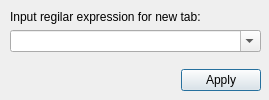
Old version of the form newtabdialog.ui in the repository Kudesnick/regexpterm.
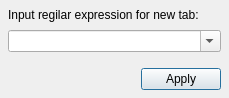
New version of the form.

Commit message: [fix] Верстка диалога

```diff
--- a/newtabdialog.ui
+++ b/newtabdialog.ui
@@ -6,8 +6,8 @@
    <rect>
     <x>0</x>
     <y>0</y>
-    <width>269</width>
-    <height>100</height>
+    <width>229</width>
+    <height>98</height>
    </rect>
   </property>
   <property name="sizePolicy">
@@ -16,6 +16,12 @@
     <verstretch>0</verstretch>
    </sizepolicy>
   </property>
+  <property name="minimumSize">
+   <size>
+    <width>229</width>
+    <height>98</height>
+   </size>
+  </property>
   <property name="maximumSize">
    <size>
     <width>16777215</width>
@@ -28,30 +34,29 @@
   <property name="layoutDirection">
    <enum>Qt::LeftToRight</enum>
   </property>
-  <widget class="QWidget" name="">
-   <property name="geometry">
-    <rect>
-     <x>10</x>
-     <y>10</y>
-     <width>251</width>
-     <height>81</height>
-    </rect>
-   </property>
-   <layout class="QGridLayout" name="gridLayout">
-    <property name="sizeConstraint">
-     <enum>QLayout::SetDefaultConstraint</enum>
-    </property>
-    <item row="3" column="0">
-     <widget class="QDialogButtonBox" name="buttonBox">
-      <property name="orientation">
-       <enum>Qt::Horizontal</enum>
-      </property>
-      <property name="standardButtons">
-       <set>QDialogButtonBox::Apply</set>
-      </property>
-     </widget>
-    </item>
-    <item row="0" column="0">
+  <property name="sizeGripEnabled">
+   <bool>false</bool>
+  </property>
+  <property name="modal">
+   <bool>false</bool>
+  </property>
+  <layout class="QVBoxLayout" name="verticalLayout">
+   <property name="spacing">
+    <number>8</number>
+   </property>
+   <property name="leftMargin">
+    <number>8</number>
+   </property>
+   <property name="topMargin">
+    <number>8</number>
+   </property>
+   <property name="rightMargin">
+    <number>8</number>
+   </property>
+   <property name="bottomMargin">
+    <number>8</number>
+   </property>
+   <item>
      <widget class="QLabel" name="label">
       <property name="sizePolicy">
        <sizepolicy hsizetype="Expanding" vsizetype="Fixed">
@@ -73,7 +78,14 @@
       </property>
      </widget>
     </item>
-    <item row="2" column="0">
+   <item>
+    <widget class="QComboBox" name="comboBox">
+     <property name="editable">
+      <bool>true</bool>
+     </property>
+    </widget>
+   </item>
+   <item>
      <spacer name="verticalSpacer">
       <property name="orientation">
        <enum>Qt::Vertical</enum>
@@ -86,15 +98,17 @@
       </property>
      </spacer>
     </item>
-    <item row="1" column="0">
-     <widget class="QComboBox" name="comboBox">
-      <property name="editable">
-       <bool>true</bool>
+   <item>
+    <widget class="QDialogButtonBox" name="buttonBox">
+     <property name="orientation">
+      <enum>Qt::Horizontal</enum>
+     </property>
+     <property name="standardButtons">
+      <set>QDialogButtonBox::Apply</set>
       </property>
      </widget>
     </item>
    </layout>
-  </widget>
  </widget>
  <resources/>
  <connections>
```
Lines whose indentation alone changed are shown as unchanged.
